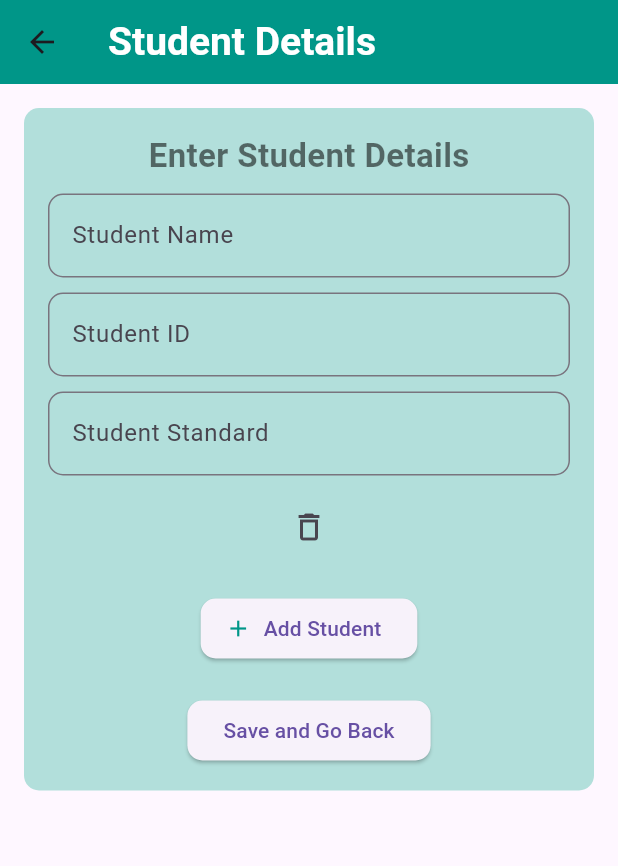
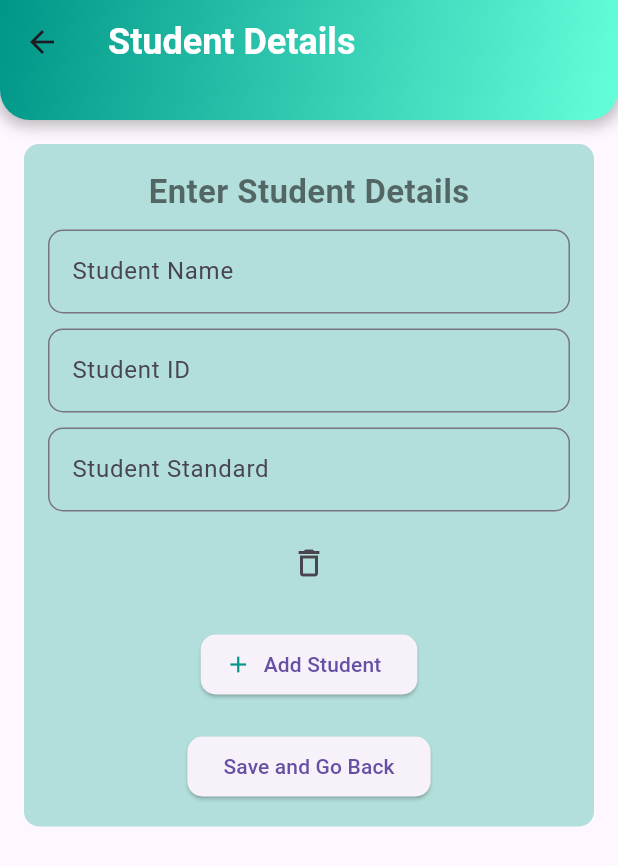
Before and after one commit to IamVasuBhurakhaya/student_data_app, a Flutter app: the DetailPage screen opened by its route, on a phone screen of 412 x 824 dp. Shown: the top 866 px of the screen. Run offline on Flutter 3.47's test engine with Material 3 defaults, Android fonts, the phone set to English and light mode, and no system bars; our stand-ins replace awesome_snackbar_content, image_picker.

Commit message:
Initial commit

```diff
--- a/lib/utils/globals.dart
+++ b/lib/utils/globals.dart
@@ -1,3 +1,6 @@
+import 'dart:io';
+
 class Globals {
+  static File? image;
   static List<Map> allStudentDetail = [{}];
 }
--- a/lib/views/detail_page/detail_page.dart
+++ b/lib/views/detail_page/detail_page.dart
@@ -1,4 +1,3 @@
-import 'package:flutter/cupertino.dart';
 import 'package:flutter/material.dart';
 import 'package:student_data_app/utils/globals.dart';
 
@@ -51,16 +50,38 @@ class _DetailPageState extends State<DetailPage> {
         FocusManager.instance.primaryFocus?.unfocus();
       },
       child: Scaffold(
-        appBar: AppBar(
-          title: const Text(
-            "Student Details",
-            style: TextStyle(
-              fontSize: 26,
-              fontWeight: FontWeight.bold,
-              color: Colors.white,
+        appBar: PreferredSize(
+          preferredSize: const Size.fromHeight(80.0), // AppBar height
+          child: Container(
+            decoration: const BoxDecoration(
+              gradient: LinearGradient(
+                colors: [Colors.teal, Colors.tealAccent],
+                begin: Alignment.topLeft,
+                end: Alignment.bottomRight,
+              ),
+              borderRadius: BorderRadius.vertical(bottom: Radius.circular(20)),
+              boxShadow: [
+                BoxShadow(
+                  color: Colors.black26,
+                  blurRadius: 8.0,
+                  spreadRadius: 2.0,
+                  offset: Offset(0.0, 2.0),
+                ),
+              ],
+            ),
+            child: AppBar(
+              title: const Text(
+                "Student Details",
+                style: TextStyle(
+                  fontSize: 24,
+                  fontWeight: FontWeight.bold,
+                  color: Colors.white,
+                ),
+              ),
+              backgroundColor: Colors.transparent,
+              elevation: 0,
             ),
           ),
-          backgroundColor: Colors.teal,
         ),
         body: Padding(
           padding: const EdgeInsets.all(16),
@@ -169,13 +190,13 @@ class _DetailPageState extends State<DetailPage> {
                       }
                       Navigator.pop(context);
                     },
-                    child: const Text("Save and Go Back"),
                     style: ElevatedButton.styleFrom(
                       iconColor: Colors.teal,
                       shape: RoundedRectangleBorder(
                         borderRadius: BorderRadius.circular(10),
                       ),
                     ),
+                    child: const Text("Save and Go Back"),
                   ),
                 ],
               ),
--- a/pubspec.yaml
+++ b/pubspec.yaml
@@ -41,6 +41,7 @@ dependencies:
   flutter_neumorphic: ^3.2.0
   animated_text_kit: ^4.2.2
   awesome_snackbar_content: ^0.1.4
+  image_picker: ^1.1.2
 
 dev_dependencies:
   flutter_test:
```
Also changed, not shown: lib/views/home_page/home_page.dart (+56 -6 lines), pubspec.lock, 5 other files.
